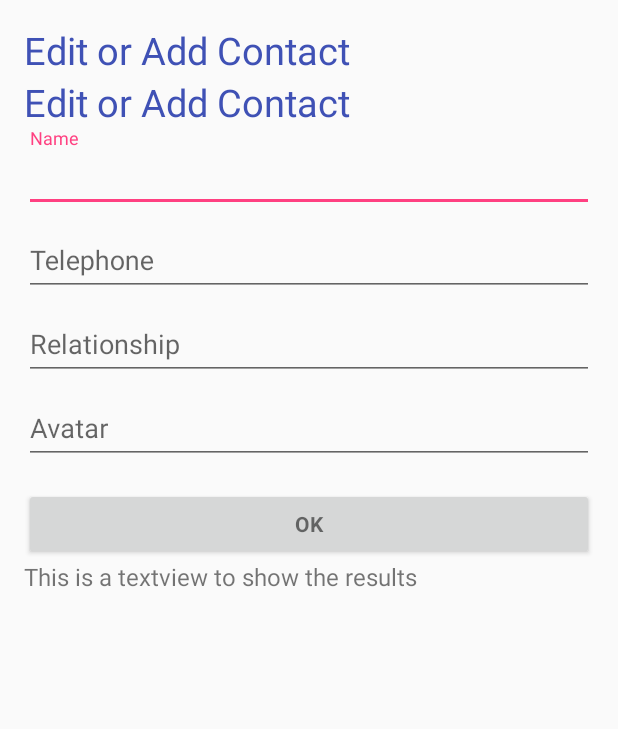
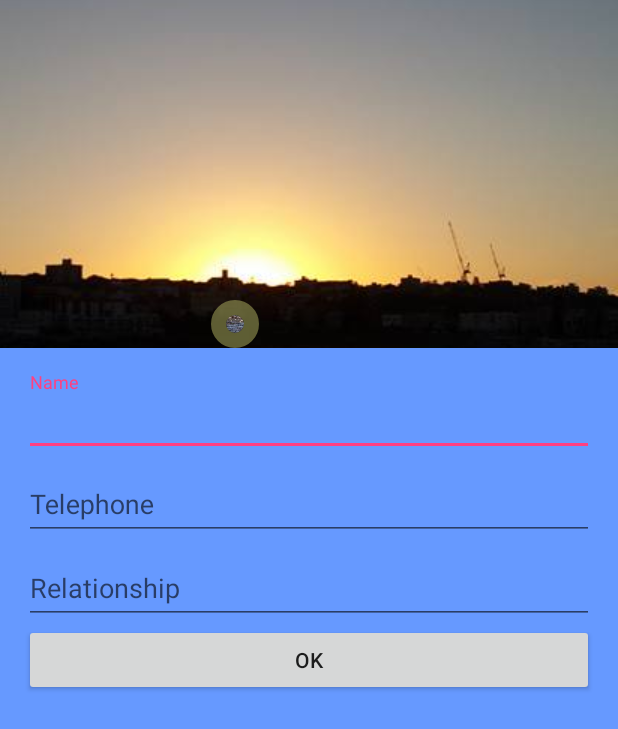
Before and after one commit to coolspring1293/FamilyContacts-Android, an Android app: the EditContactActivity screen opened directly, with no data from a screen before it, on a phone screen of 412 x 824 dp. Shown: the top 729 px of the screen. Run offline under Robolectric (Android 15) with nearby library versions, the phone set to English and light mode, and no system bars; our stand-ins replace CircleImageView; libraries missing offline, so code that uses them is left out: de.greenrobot.dao, junit.framework; 7 statements that could not run were skipped.

Commit message:
Fix the add and edit contact

```diff
--- a/app/src/main/java/com/example/admin/myapplication/DetailsActivity.java
+++ b/app/src/main/java/com/example/admin/myapplication/DetailsActivity.java
@@ -64,6 +64,8 @@ public class DetailsActivity extends AppCompatActivity {
     private DaoMaster daoMaster;
     private DaoSession daoSession;
     private ContactDao contactDao;
+
+
     private String number = "18824110669";
     private static int Width;
     private static int Height;
--- a/app/src/main/java/com/example/admin/myapplication/EditContactActivity.java
+++ b/app/src/main/java/com/example/admin/myapplication/EditContactActivity.java
@@ -59,6 +59,60 @@ import java.io.File;
 import java.io.FileOutputStream;
 import java.io.IOException;
 import java.util.List;
+import android.content.DialogInterface;
+import android.content.Intent;
+import android.database.Cursor;
+import android.database.sqlite.SQLiteDatabase;
+import android.graphics.Bitmap;
+import android.graphics.Matrix;
+import android.net.Uri;
+import android.os.Bundle;
+import android.os.Environment;
+import android.provider.MediaStore;
+import android.renderscript.Allocation;
+import android.renderscript.Element;
+import android.renderscript.RenderScript;
+import android.renderscript.ScriptIntrinsicBlur;
+import android.support.design.widget.FloatingActionButton;
+
+import android.support.design.widget.Snackbar;
+import android.support.v4.widget.SimpleCursorAdapter;
+import android.support.v7.app.AlertDialog;
+import android.support.v7.app.AppCompatActivity;
+import android.support.v7.widget.AppCompatImageButton;
+import android.support.v7.widget.Toolbar;
+import android.util.Log;
+import android.view.Menu;
+import android.view.MenuItem;
+import android.view.View;
+import android.view.WindowManager;
+import android.widget.EditText;
+import android.widget.ImageView;
+import android.widget.ListView;
+
+import android.graphics.BitmapFactory;
+
+
+import com.example.admin.myapplication.model.City;
+import com.example.admin.myapplication.model.Contact;
+import com.example.admin.myapplication.model.ContactDao;
+import com.example.admin.myapplication.model.DaoMaster;
+import com.example.admin.myapplication.model.DaoSession;
+import com.example.admin.myapplication.model.DatabaseHelper;
+import com.example.admin.myapplication.model.TelInitialDao;
+import com.google.android.gms.common.api.GoogleApiClient;
+import com.example.admin.myapplication.model.Telephone;
+
+
+import java.io.File;
+import java.io.FileOutputStream;
+import java.io.IOException;
+import java.util.List;
+
+import android.widget.EditText;
+import android.widget.ImageView;
+import android.widget.ListView;
+import android.widget.TextView;
 
 
 public class EditContactActivity extends Activity {
@@ -74,9 +128,10 @@ public class EditContactActivity extends Activity {
     private DaoMaster daoMaster;
     private DaoSession daoSession;
     private ContactDao contactDao;
+    private TelInitialDao telInitialDao;
 
 
-    final Long id = 0L;
+    private Long id = 0L;
 
     private Button button_ok;
 
@@ -91,10 +146,15 @@ public class EditContactActivity extends Activity {
         super.onCreate(savedInstanceState);
         setContentView(R.layout.activity_edit_contact);
         // TODO 正式版本不会有这个的，因为主键可以寻到avatar的地址，这个为了测试
-        atct_avatar = (AutoCompleteTextView) findViewById(R.id.edit_avatar);
+        //atct_avatar = (AutoCompleteTextView) findViewById(R.id.edit_avatar);
         atct_name = (AutoCompleteTextView) findViewById(R.id.edit_name);
         atct_telephone = (AutoCompleteTextView) findViewById(R.id.edit_telephone);
         atct_relationship = (AutoCompleteTextView) findViewById(R.id.edit_relationship);
+
+
+        atct_name.setText("");
+        atct_telephone.setText("");
+        atct_relationship.setText("");
 
 
         DaoMaster.DevOpenHelper helper = DatabaseHelper.getDB(this);
@@ -102,8 +162,7 @@ public class EditContactActivity extends Activity {
         daoMaster = new DaoMaster(db);
         daoSession = daoMaster.newSession();
         contactDao = daoSession.getContactDao();
-        updateListContent();
-
+        //updateListContent();
 
         button_ok = (Button) findViewById(R.id.edit_ok);
         // TODO Leasunhy
@@ -111,20 +170,17 @@ public class EditContactActivity extends Activity {
         button_ok.setOnClickListener(new View.OnClickListener() {		//设置按钮单击事件
             @Override
             public void onClick(View v) {
-                Contact contact = new Contact(
-                        id,
+                id = addContact(
                         atct_name.getText().toString(),
                         atct_relationship.getText().toString(),
-                        atct_avatar.getText().toString()
+                        atct_name.getText().toString()
                 );
-                insertContect(contact);
-                addTeltoContact(contactDao.getKey(contact).toString(),
-                        atct_telephone.getText().toString());
-
                 // 回到上一个地方
                 finish();
             }
         });
+
+
     }
 
 
@@ -168,6 +224,15 @@ public class EditContactActivity extends Activity {
 
 
 
+    private Long addContact(String name, String relationship, String haveAva) {
+        Contact contact = new Contact(null, name, relationship, haveAva);
+        contactDao.insert(contact);
+
+        Log.d("Model", "Inserted new Contact, ID: " + contact.getId());
+        // updateListContent();
+        return  contact.getId();
+    }
+
 
 
     @Override
--- a/app/src/main/res/layout/activity_edit_contact.xml
+++ b/app/src/main/res/layout/activity_edit_contact.xml
@@ -1,3 +1,52 @@
+
+<LinearLayout xmlns:android="http://schemas.android.com/apk/res/android"
+xmlns:tools="http://schemas.android.com/tools"
+    xmlns:app="http://schemas.android.com/apk/res-auto"
+android:layout_width="match_parent"
+android:layout_height="match_parent"
+android:gravity="center_horizontal"
+android:orientation="vertical"
+android:background="@color/colorFavorite"
+tools:context="com.noandroid.familycontacts.EditContactAcitivity">
+
+    <RelativeLayout
+        android:layout_width="wrap_content"
+        android:layout_height="232dp">
+
+
+        <android.support.v7.widget.AppCompatImageButton
+            android:layout_width="wrap_content"
+            android:layout_height="wrap_content"
+
+            android:src="@drawable/allen_xie_bg"
+
+            android:id="@+id/button_bg_change_avatar_edit" />
+
+
+        <de.hdodenhof.circleimageview.CircleImageView
+
+            app:civ_border_width="15px"
+            app:civ_border_color="@color/colorIconCycle"
+            android:layout_marginTop="300px"
+            android:layout_marginLeft="110px"
+            android:layout_width="250px"
+            android:layout_height="250px"
+
+            xmlns:app="http://schemas.android.com/apk/res-auto"
+
+            android:src="@drawable/allen_xie_icon"
+
+            android:id="@+id/img_avatar_edit"
+            />
+
+
+
+    </RelativeLayout>
+
+
+
+
+
 
     <LinearLayout xmlns:android="http://schemas.android.com/apk/res/android"
         xmlns:tools="http://schemas.android.com/tools"
@@ -5,6 +54,8 @@
         android:layout_height="match_parent"
         android:gravity="center_horizontal"
         android:orientation="vertical"
+
+        android:background="#6699FF"
         android:paddingBottom="@dimen/activity_vertical_margin"
         android:paddingLeft="@dimen/activity_horizontal_margin"
         android:paddingRight="@dimen/activity_horizontal_margin"
@@ -14,23 +65,8 @@
         <!-- Login progress -->
 
 
-    <TextView
-        android:layout_width="match_parent"
-        android:layout_height="wrap_content"
-        android:textSize="25dp"
-        android:textColor="@color/colorPrimary"
-        android:text="@string/tmp_edit_title"
-        />
-    <TextView
-        android:layout_width="match_parent"
-        android:layout_height="wrap_content"
-        android:textSize="25dp"
-        android:textColor="@color/colorPrimary"
-        android:text="@string/tmp_edit_title"
-        />
-
         <ScrollView
-        android:id="@+id/login_form"
+            android:id="@+id/src_form"
             android:layout_width="match_parent"
             android:layout_height="match_parent">
 
@@ -86,42 +122,20 @@
 
                 </android.support.design.widget.TextInputLayout>
 
-            <android.support.design.widget.TextInputLayout
-                android:layout_width="match_parent"
-                android:layout_height="wrap_content">
-
-                <AutoCompleteTextView
-                    android:id="@+id/edit_avatar"
-                    android:layout_width="match_parent"
-                    android:layout_height="wrap_content"
-                    android:hint="@string/string_edit_avatar"
-                    android:inputType="text"
-                    android:maxLines="1"
-                    android:singleLine="true" />
-
-            </android.support.design.widget.TextInputLayout>
 
 
-            <!--add here-->
+
                <Button
-                android:id="@+id/edit_ok"
-                style="?android:textAppearanceSmall"
                    android:layout_width="match_parent"
-                android:layout_height="wrap_content"
-                android:layout_marginTop="16dp"
+                   android:layout_height="match_parent"
                    android:text="@string/string_edit_ok"
-                android:textStyle="bold" />
 
-            <!-- Just A test for Add or Edit this Acitivity -->
-            <TextView
-                android:layout_width="match_parent"
-                android:layout_height="wrap_content"
-                android:textSize="@dimen/activity_horizontal_margin"
-                android:text="@string/tmp_edit_show"
-                />
+                   android:id="@+id/edit_ok" />
 
             </LinearLayout>
 
 
         </ScrollView>
     </LinearLayout>
+
+</LinearLayout>
--- a/app/src/main/res/values/colors.xml
+++ b/app/src/main/res/values/colors.xml
@@ -37,4 +37,6 @@
     <color name="colorEidtButton">#5F8FF0</color>
     <color name="colorDeleteButton">#FF4F60</color>
 
+    <color name="colorEditText">#7A7A7A</color>
+
 </resources>
```
Also changed, not shown: app/src/main/AndroidManifest.xml (+6 -1 lines), app/src/main/java/com/example/admin/myapplication/ContactsActivity.java (+34 -5 lines), app/src/main/res/drawable/ic_done_24dp.xml (added, +9 -0 lines), app/src/main/res/drawable/ic_person_add_24dp.xml (added, +9 -0 lines), app/src/main/res/layout/fragment_contacts.xml (+14 -0 lines), 3 other files. Lines whose indentation alone changed are shown as unchanged.
